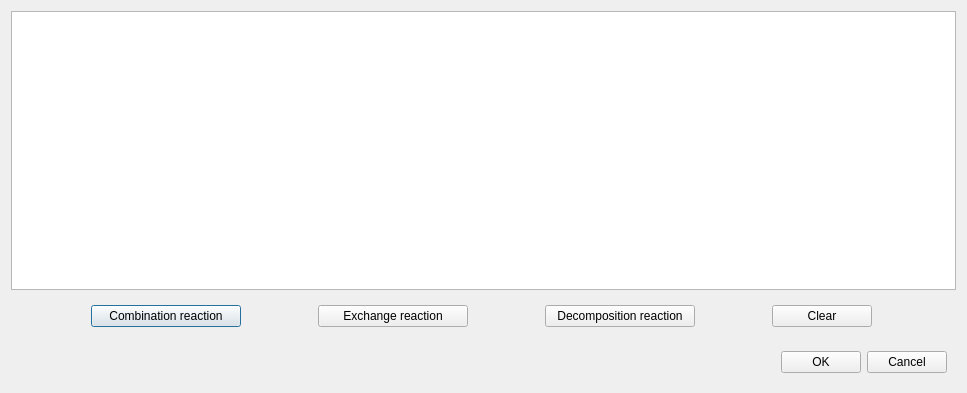
Before: the Qt Designer form src/libcellgui/dialogs/ReactionsDialog.ui in yannik131/Cell, drawn with Qt 5.
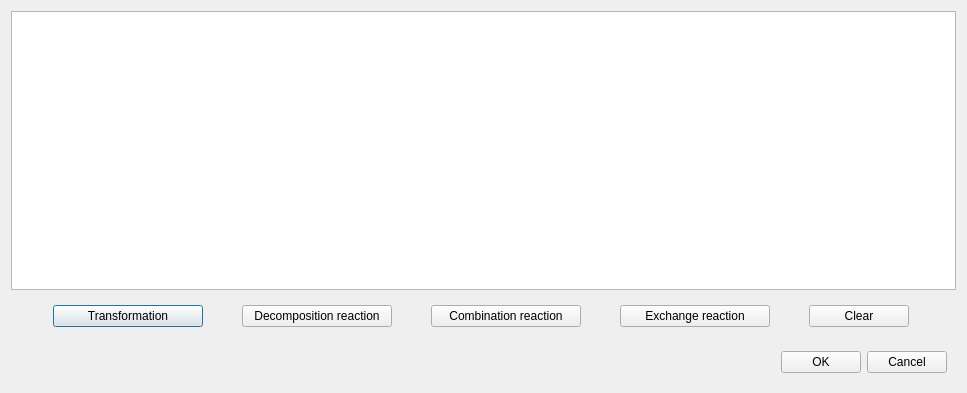
After: the same form once the commit is applied.

Diff of the .ui file:
```diff
--- a/src/libcellgui/dialogs/ReactionsDialog.ui
+++ b/src/libcellgui/dialogs/ReactionsDialog.ui
@@ -26,6 +26,32 @@
    <item>
     <widget class="QWidget" name="widget_3" native="true">
      <layout class="QHBoxLayout" name="horizontalLayout_3">
+      <item>
+       <widget class="QPushButton" name="addTransformationReactionPushButton">
+        <property name="maximumSize">
+         <size>
+          <width>150</width>
+          <height>16777215</height>
+         </size>
+        </property>
+        <property name="text">
+         <string>Transformation</string>
+        </property>
+       </widget>
+      </item>
+      <item>
+       <widget class="QPushButton" name="addDecompositionReactionPushButton">
+        <property name="maximumSize">
+         <size>
+          <width>150</width>
+          <height>16777215</height>
+         </size>
+        </property>
+        <property name="text">
+         <string>Decomposition reaction</string>
+        </property>
+       </widget>
+      </item>
       <item>
        <widget class="QPushButton" name="addCombinationReactionPushButton">
         <property name="maximumSize">
@@ -52,19 +78,6 @@
         </property>
        </widget>
       </item>
-      <item>
-       <widget class="QPushButton" name="addDecompositionReactionPushButton">
-        <property name="maximumSize">
-         <size>
-          <width>150</width>
-          <height>16777215</height>
-         </size>
-        </property>
-        <property name="text">
-         <string>Decomposition reaction</string>
-        </property>
-       </widget>
-      </item>
       <item>
        <widget class="QPushButton" name="clearReactionsPushButton">
         <property name="maximumSize">
```
